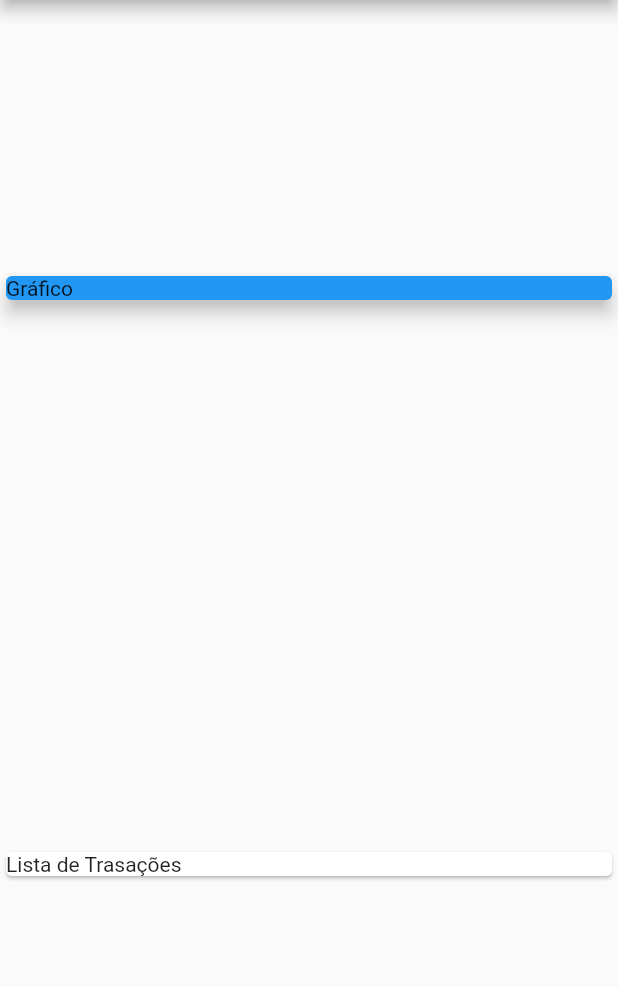
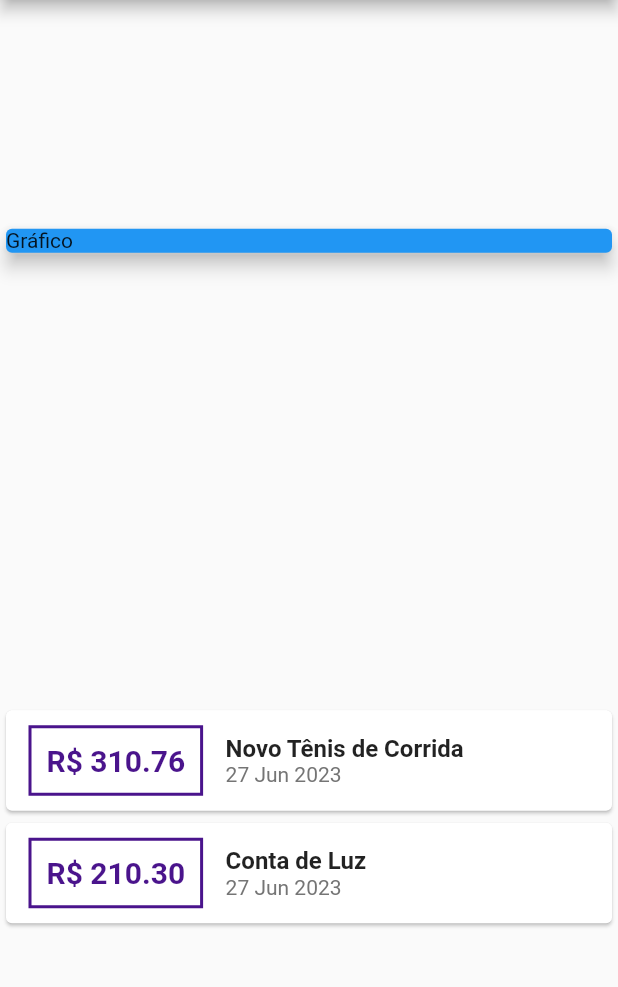
Before and after one commit to jhonatancassante/despesas_pessoais_flutter, a Flutter app: the screen it shows after launch, on a phone screen of 412 x 824 dp, the part 84-1071 px from its top. Run offline on Flutter 3.47's test engine with Material 2 defaults, Android fonts, the phone set to English and light mode, and no system bars.

Commit message:
Criado cartão de transação

```diff
--- a/lib/main.dart
+++ b/lib/main.dart
@@ -1,5 +1,6 @@
 import 'package:despesas_pessoal/models/transacao.dart';
 import 'package:flutter/material.dart';
+import 'package:intl/intl.dart';
 
 main() => runApp(const DespesasPessoais());
 
@@ -38,19 +39,65 @@ class HomePage extends StatelessWidget {
       appBar: AppBar(
         title: const Text('Despesas Pessoais'),
       ),
-      body: const Column(
+      body: Column(
         mainAxisAlignment: MainAxisAlignment.spaceAround,
         crossAxisAlignment: CrossAxisAlignment.stretch,
         children: <Widget>[
-          SizedBox(
+          const SizedBox(
             child: Card(
               color: Colors.blue,
               elevation: 5,
               child: Text('Gráfico'),
             ),
           ),
-          Card(
-            child: Text('Lista de Trasações'),
+          Column(
+            children: _transacoes.map((tr) {
+              return Card(
+                child: Row(
+                  children: [
+                    Container(
+                      margin: const EdgeInsets.symmetric(
+                        horizontal: 15,
+                        vertical: 10,
+                      ),
+                      decoration: BoxDecoration(
+                        border: Border.all(
+                          color: Colors.purple[900] as Color,
+                          width: 2,
+                        ),
+                      ),
+                      padding: const EdgeInsets.all(10),
+                      child: Text(
+                        'R\$ ${tr.valor.toStringAsFixed(2)}',
+                        style: TextStyle(
+                          fontWeight: FontWeight.bold,
+                          fontSize: 20,
+                          color: Colors.purple[900],
+                        ),
+                      ),
+                    ),
+                    Column(
+                      crossAxisAlignment: CrossAxisAlignment.start,
+                      children: [
+                        Text(
+                          tr.titulo,
+                          style: const TextStyle(
+                            fontSize: 16,
+                            fontWeight: FontWeight.bold,
+                          ),
+                        ),
+                        Text(
+                          DateFormat('d MMM y').format(tr.data),
+                          style: TextStyle(
+                            color: Colors.grey[600],
+                          ),
+                        ),
+                      ],
+                    ),
+                  ],
+                ),
+              );
+            }).toList(),
           ),
         ],
       ),
--- a/pubspec.yaml
+++ b/pubspec.yaml
@@ -35,6 +35,7 @@ dependencies:
   # The following adds the Cupertino Icons font to your application.
   # Use with the CupertinoIcons class for iOS style icons.
   cupertino_icons: ^1.0.2
+  intl: ^0.18.1
 
 dev_dependencies:
   flutter_test:
```
Also changed, not shown: pubspec.lock.
